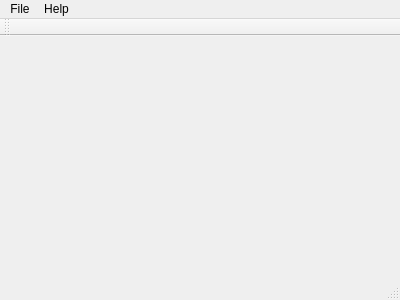
First picture: the form in src/mainwindow.ui, repository LeftySolara/Bookmarks, before the edit.
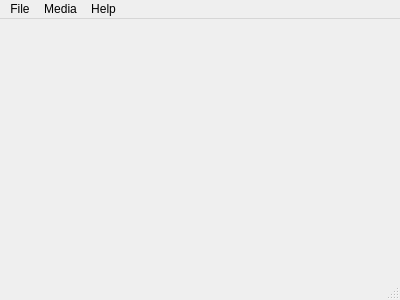
Second picture: the form after the edit.

Commit message: add dialog for adding new shows

```diff
--- a/src/mainwindow.ui
+++ b/src/mainwindow.ui
@@ -35,17 +35,16 @@
     </property>
     <addaction name="actionAbout_Qt"/>
    </widget>
+   <widget class="QMenu" name="menuMedia">
+    <property name="title">
+     <string>Media</string>
+    </property>
+    <addaction name="actionAdd_show"/>
+   </widget>
    <addaction name="menuFile"/>
+   <addaction name="menuMedia"/>
    <addaction name="menuHelp"/>
   </widget>
-  <widget class="QToolBar" name="mainToolBar">
-   <attribute name="toolBarArea">
-    <enum>TopToolBarArea</enum>
-   </attribute>
-   <attribute name="toolBarBreak">
-    <bool>false</bool>
-   </attribute>
-  </widget>
   <widget class="QStatusBar" name="statusBar"/>
   <action name="actionExit">
    <property name="text">
```
Left out of the diff: 5 changed lines with no effect on the pictures. The commit also changes 5 other files.
